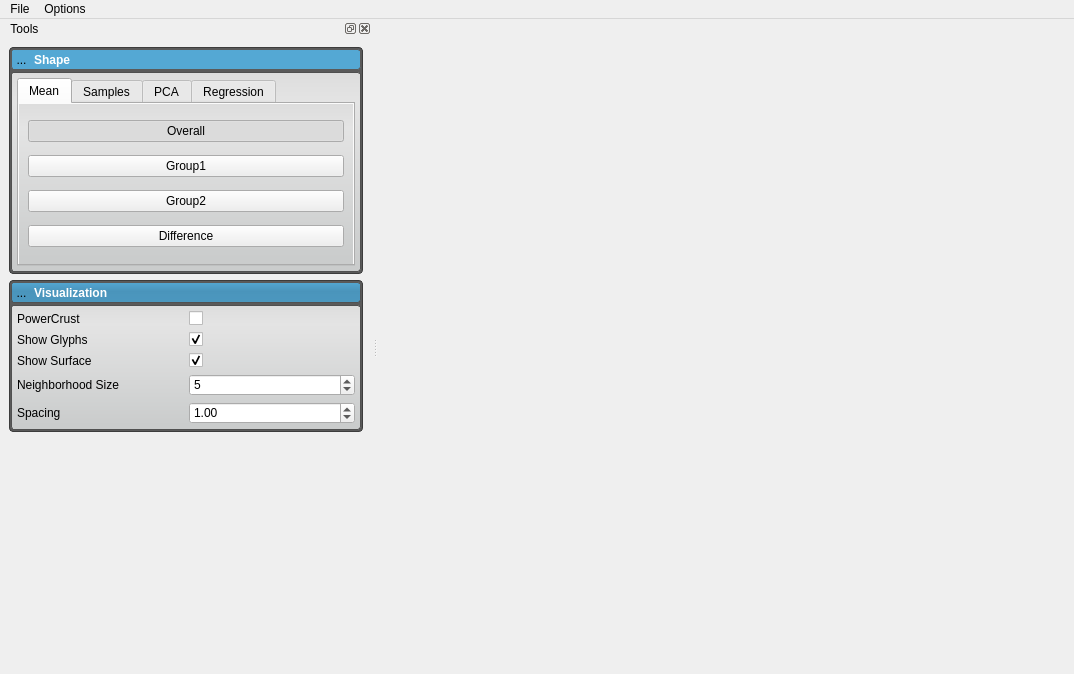
Before: the Qt Designer form code/ShapeWorksView2/ShapeWorksView2.ui in SCIInstitute/ShapeWorks, drawn with Qt 5.
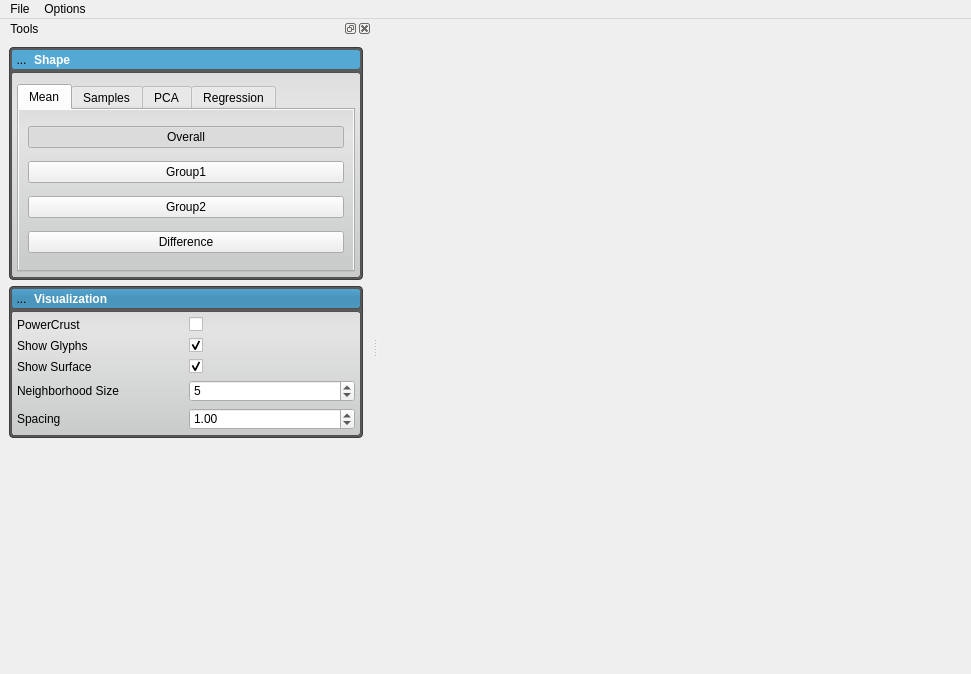
After: the same form once the commit is applied. Icons and pictures are not drawn. Custom widgets are drawn as their Qt base class.

Commit message: Fixed margins on Apple.

Patch:
```diff
--- a/code/ShapeWorksView2/ShapeWorksView2.ui
+++ b/code/ShapeWorksView2/ShapeWorksView2.ui
@@ -6,7 +6,7 @@
    <rect>
     <x>0</x>
     <y>0</y>
-    <width>1074</width>
+    <width>971</width>
     <height>674</height>
    </rect>
   </property>
@@ -262,8 +262,8 @@
     <rect>
      <x>0</x>
      <y>0</y>
-     <width>1074</width>
-     <height>21</height>
+     <width>971</width>
+     <height>22</height>
     </rect>
    </property>
    <widget class="QMenu" name="menuFile">
@@ -381,7 +381,16 @@
            <property name="spacing">
             <number>0</number>
            </property>
-           <property name="margin">
+           <property name="leftMargin">
+            <number>6</number>
+           </property>
+           <property name="topMargin">
+            <number>12</number>
+           </property>
+           <property name="rightMargin">
+            <number>6</number>
+           </property>
+           <property name="bottomMargin">
             <number>6</number>
            </property>
            <item>
```
